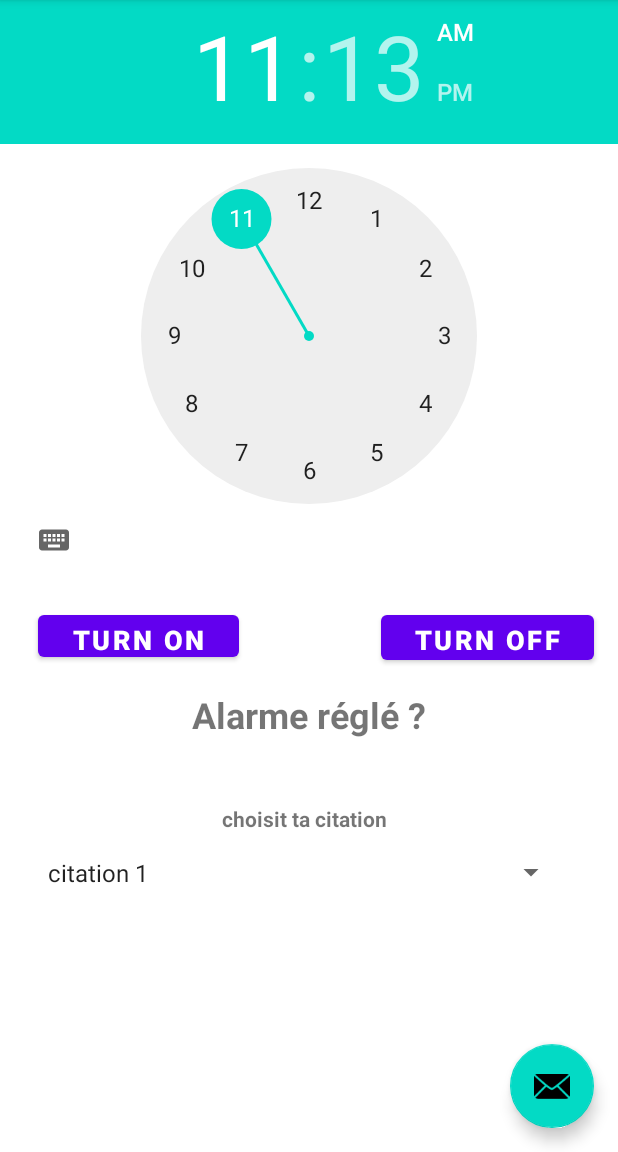
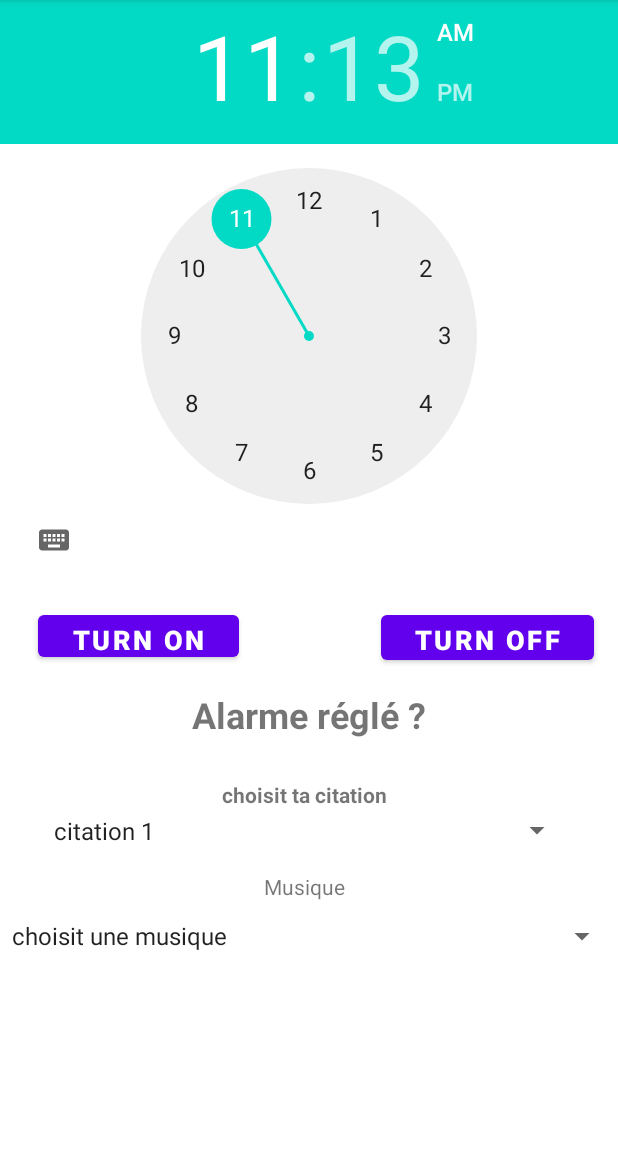
Before and after one commit to aruseus98/ProjetAlarmeV2, an Android app: the screen it shows after launch (MainActivity), on a phone screen of 412 x 824 dp, the part 84-1236 px from its top. Run offline under Robolectric (Android 15) with nearby library versions, the phone set to English and light mode, and no system bars.

Commit message:
spinner musque ajouter

```diff
--- a/app/src/main/java/com/licence/projetalarme/MainActivity.java
+++ b/app/src/main/java/com/licence/projetalarme/MainActivity.java
@@ -12,6 +12,7 @@ import com.google.android.material.snackbar.Snackbar;
 import androidx.appcompat.app.AppCompatActivity;
 import androidx.appcompat.widget.Toolbar;
 
+import android.util.Log;
 import android.view.View;
 
 import android.view.Menu;
@@ -33,6 +34,7 @@ public class MainActivity extends AppCompatActivity implements AdapterView.OnIte
     TextView update_text;
     Context context;
     PendingIntent pending_intent;
+    int choix_musique;
 
     @Override
     protected void onCreate(Bundle savedInstanceState) {
@@ -94,6 +96,9 @@ public class MainActivity extends AppCompatActivity implements AdapterView.OnIte
                 //Dit à l'alrme que nous avons appuyé sur On
                 my_intent.putExtra("extra", "alarm on");
 
+                //mettre le long dans intent pour que le spinner correspond
+                my_intent.putExtra("musique", choix_musique);
+
                 //Créer une requête de intent qui retarde le intent
                 //Jusqu'au temps choisis sur le calendrier
                 pending_intent = PendingIntent.getBroadcast(MainActivity.this, 0, my_intent,
@@ -105,7 +110,7 @@ public class MainActivity extends AppCompatActivity implements AdapterView.OnIte
             }
         });
 
-        //creation du spinner dans le main
+        //creation du spinner dans le main citation
         Spinner spinner = (Spinner) findViewById(R.id.spinner_citation);
         //creer une liste pour le spinner dans string.xml dans le dosssier layout
         ArrayAdapter<CharSequence> adapter = ArrayAdapter.createFromResource(this,R.array.citation_array, android.R.layout.simple_spinner_item);
@@ -114,7 +119,17 @@ public class MainActivity extends AppCompatActivity implements AdapterView.OnIte
         //applique au spinner
         spinner.setAdapter(adapter);
 
+        //creation du spinner musique dans le main
+        Spinner spinner2 = (Spinner) findViewById(R.id.spinner_musique);
+        //creer une liste pour le spinner dans string.xml dans le dosssier layout
+        ArrayAdapter<CharSequence> adapter2 = ArrayAdapter.createFromResource(this,R.array.musique_array, android.R.layout.simple_spinner_item);
+        //spicifie élément du layout a utiliser
+        adapter2.setDropDownViewResource(android.R.layout.simple_spinner_dropdown_item);
+        //applique au spinner
+        spinner2.setAdapter(adapter2);
 
+        // choisit la musique selection
+        spinner2.setOnItemSelectedListener(this);
 
 
         //Initialisation du bouton stop
@@ -132,6 +147,11 @@ public class MainActivity extends AppCompatActivity implements AdapterView.OnIte
                 // put extra string into my_intent
                 //Dit à l'alarme que nous avons appuyé sur OFF
                 my_intent.putExtra("extra", " alarm off");
+
+                //mettre le long dans alarm aussi
+                my_intent.putExtra("musique1", choix_musique);
+                Log.e("la musique est", String.valueOf(choix_musique));
+
 
                 //Stop la sonnerie
                 sendBroadcast(my_intent);
@@ -168,7 +188,8 @@ public class MainActivity extends AppCompatActivity implements AdapterView.OnIte
 
     @Override
     public void onItemSelected(AdapterView<?> parent, View view, int position, long id) {
-
+       //joue la musique qu'on a choisit dans le spinner
+        choix_musique = (int) id;
     }
 
     @Override
--- a/app/src/main/res/layout/activity_main.xml
+++ b/app/src/main/res/layout/activity_main.xml
@@ -4,6 +4,7 @@
     xmlns:tools="http://schemas.android.com/tools"
     android:layout_width="match_parent"
     android:layout_height="match_parent"
+    android:visibility="visible"
     tools:context=".MainActivity">
 
     <com.google.android.material.appbar.AppBarLayout
@@ -28,6 +29,9 @@
         android:layout_height="wrap_content"
         android:layout_gravity="bottom|end"
         android:layout_margin="@dimen/fab_margin"
-        app:srcCompat="@android:drawable/ic_dialog_email" />
+        android:visibility="invisible"
+        app:srcCompat="@android:drawable/ic_dialog_email"
+        tools:visibility="invisible"
+        android:contentDescription="@string/todo" />
 
 </androidx.coordinatorlayout.widget.CoordinatorLayout>
--- a/app/src/main/res/layout/content_main.xml
+++ b/app/src/main/res/layout/content_main.xml
@@ -70,8 +70,8 @@
         android:layout_height="27dp"
         android:layout_below="@+id/alarm_on"
         android:layout_centerHorizontal="true"
-        android:layout_marginStart="24dp"
-        android:layout_marginTop="624dp"
+        android:layout_marginStart="28dp"
+        android:layout_marginTop="596dp"
         android:visibility="visible"
         app:layout_constraintStart_toStartOf="parent"
         app:layout_constraintTop_toTopOf="parent" />
@@ -81,11 +81,29 @@
         android:layout_width="wrap_content"
         android:layout_height="wrap_content"
         android:layout_marginStart="148dp"
-        android:layout_marginTop="592dp"
+        android:layout_marginTop="576dp"
         android:text="@string/choisit_ta_citation"
         android:textStyle="bold"
         app:layout_constraintStart_toStartOf="parent"
         app:layout_constraintTop_toTopOf="parent" />
 
+    <Spinner
+        android:id="@+id/spinner_musique"
+        android:layout_width="match_parent"
+        android:layout_height="wrap_content"
+        android:layout_marginTop="668dp"
+        app:layout_constraintTop_toTopOf="parent"
+        tools:layout_editor_absoluteX="0dp" />
+
+    <TextView
+        android:id="@+id/text_musique"
+        android:layout_width="wrap_content"
+        android:layout_height="wrap_content"
+        android:layout_marginStart="176dp"
+        android:layout_marginTop="637dp"
+        android:text="Musique"
+        app:layout_constraintStart_toStartOf="parent"
+        app:layout_constraintTop_toTopOf="parent" />
+
 
 </androidx.constraintlayout.widget.ConstraintLayout>
--- a/app/src/main/res/values/strings.xml
+++ b/app/src/main/res/values/strings.xml
@@ -14,6 +14,8 @@
     <string name="turn_off_alarm">Turn off Alarm</string>
     <string name="alarme_r_gl">Alarme réglé ?</string>
     <string name="choisit_ta_citation">choisit ta citation</string>
+    <string name="todo">TODO</string>
+    <string name="textview">TextView</string>
 
     <!-- les citation qu'on choisit -->
     <string-array name="citation_array">
@@ -22,4 +24,12 @@
         <item>citation 3</item>
     </string-array>
 
+    <!-- les musique qu'on choisit -->
+    <string-array name="musique_array">
+        <item>choisit une musique</item>
+        <item>sonnerie1</item>
+        <item>sonnerie2</item>
+        <item>sonnerie3</item>
+    </string-array>
+
 </resources>
```
Also changed, not shown: app/src/main/java/com/licence/projetalarme/Alarm_Receiver.java (+9 -0 lines), app/src/main/java/com/licence/projetalarme/RingtonePlayingService.java (+31 -4 lines), 1 other file.
